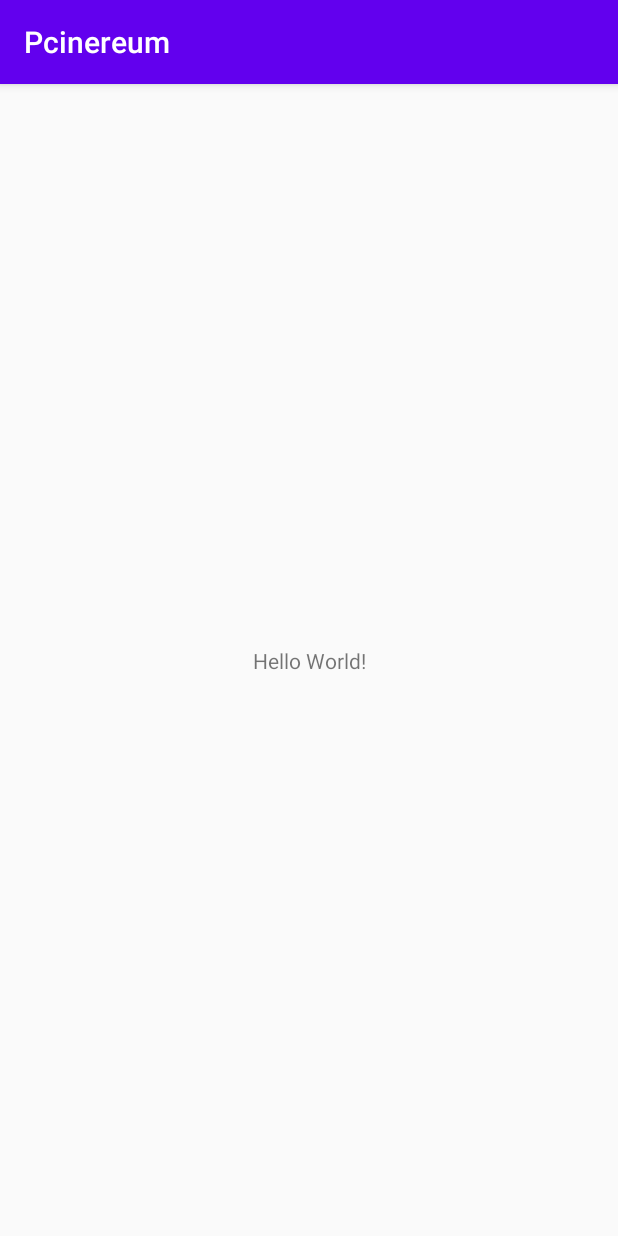
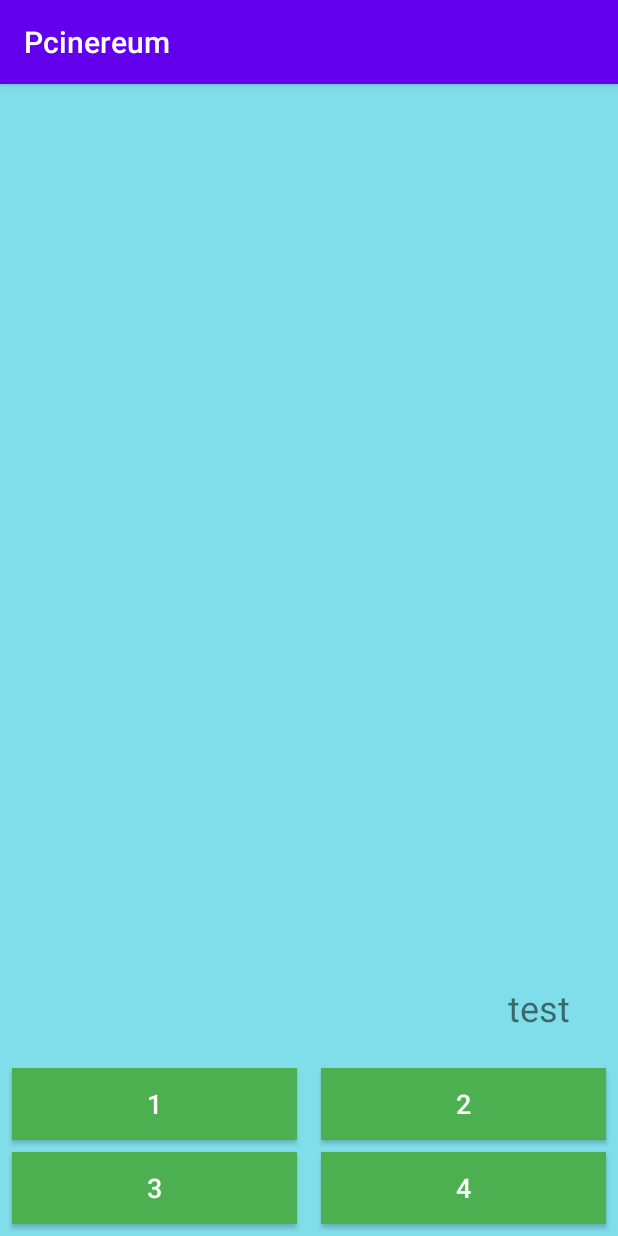
Before and after one commit to Myxogastria/Pcinereum, an Android app: the screen it shows after launch (MainActivity), on a phone screen of 412 x 824 dp. Run offline under Robolectric (Android 15) with nearby library versions, the phone set to English and light mode, and no system bars.

Commit message:
tentative layout

```diff
--- a/app/src/main/res/layout/activity_main.xml
+++ b/app/src/main/res/layout/activity_main.xml
@@ -4,15 +4,90 @@
     xmlns:tools="http://schemas.android.com/tools"
     android:layout_width="match_parent"
     android:layout_height="match_parent"
+    android:background="#80DEEA"
     tools:context=".MainActivity">
 
+    <Button
+        android:id="@+id/button1"
+        android:layout_width="0dp"
+        android:layout_height="wrap_content"
+        android:layout_marginStart="8dp"
+        android:layout_marginLeft="8dp"
+        android:layout_marginEnd="8dp"
+        android:layout_marginRight="8dp"
+        android:layout_marginBottom="8dp"
+        android:background="#4CAF50"
+        android:text="1"
+        android:textColor="#FFFFFF"
+        android:textSize="18sp"
+        app:layout_constraintBottom_toTopOf="@+id/button3"
+        app:layout_constraintEnd_toStartOf="@+id/button2"
+        app:layout_constraintHorizontal_bias="0.5"
+        app:layout_constraintStart_toStartOf="parent" />
+
+    <Button
+        android:id="@+id/button2"
+        android:layout_width="0dp"
+        android:layout_height="wrap_content"
+        android:layout_marginStart="8dp"
+        android:layout_marginLeft="8dp"
+        android:layout_marginEnd="8dp"
+        android:layout_marginRight="8dp"
+        android:layout_marginBottom="8dp"
+        android:background="#4CAF50"
+        android:text="2"
+        android:textColor="#FFFFFF"
+        android:textSize="18sp"
+        app:layout_constraintBottom_toTopOf="@+id/button4"
+        app:layout_constraintEnd_toEndOf="parent"
+        app:layout_constraintHorizontal_bias="0.5"
+        app:layout_constraintStart_toEndOf="@+id/button1" />
+
+    <Button
+        android:id="@+id/button3"
+        android:layout_width="0dp"
+        android:layout_height="wrap_content"
+        android:layout_marginStart="8dp"
+        android:layout_marginLeft="8dp"
+        android:layout_marginEnd="8dp"
+        android:layout_marginRight="8dp"
+        android:layout_marginBottom="8dp"
+        android:background="#4CAF50"
+        android:text="3"
+        android:textColor="#FFFFFF"
+        android:textSize="18sp"
+        app:layout_constraintBottom_toBottomOf="parent"
+        app:layout_constraintEnd_toStartOf="@+id/button4"
+        app:layout_constraintHorizontal_bias="0.5"
+        app:layout_constraintStart_toStartOf="parent" />
+
+    <Button
+        android:id="@+id/button4"
+        android:layout_width="0dp"
+        android:layout_height="wrap_content"
+        android:layout_marginStart="8dp"
+        android:layout_marginLeft="8dp"
+        android:layout_marginEnd="8dp"
+        android:layout_marginRight="8dp"
+        android:layout_marginBottom="8dp"
+        android:background="#4CAF50"
+        android:text="4"
+        android:textColor="#FFFFFF"
+        android:textSize="18sp"
+        app:layout_constraintBottom_toBottomOf="parent"
+        app:layout_constraintEnd_toEndOf="parent"
+        app:layout_constraintHorizontal_bias="0.5"
+        app:layout_constraintStart_toEndOf="@+id/button3" />
+
     <TextView
+        android:id="@+id/tvChat"
         android:layout_width="wrap_content"
         android:layout_height="wrap_content"
-        android:text="Hello World!"
-        app:layout_constraintBottom_toBottomOf="parent"
-        app:layout_constraintLeft_toLeftOf="parent"
-        app:layout_constraintRight_toRightOf="parent"
-        app:layout_constraintTop_toTopOf="parent" />
-
+        android:layout_marginEnd="32dp"
+        android:layout_marginRight="32dp"
+        android:layout_marginBottom="24dp"
+        android:text="test"
+        android:textSize="24sp"
+        app:layout_constraintBottom_toTopOf="@+id/button2"
+        app:layout_constraintEnd_toEndOf="parent" />
 </androidx.constraintlayout.widget.ConstraintLayout>
```
